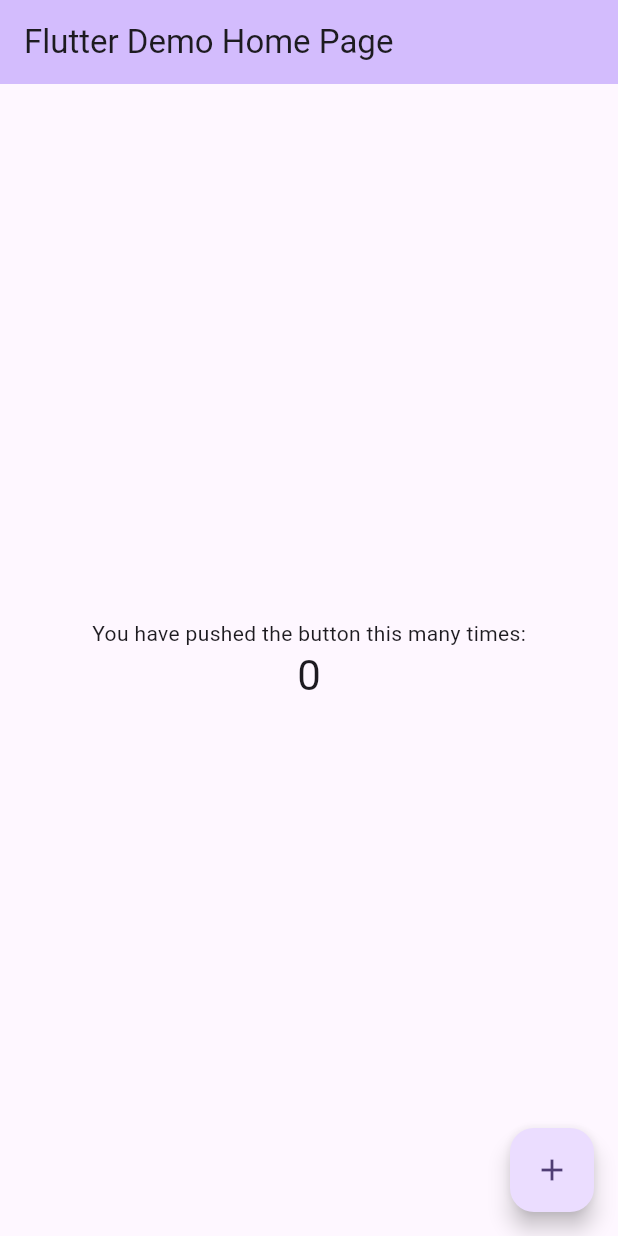
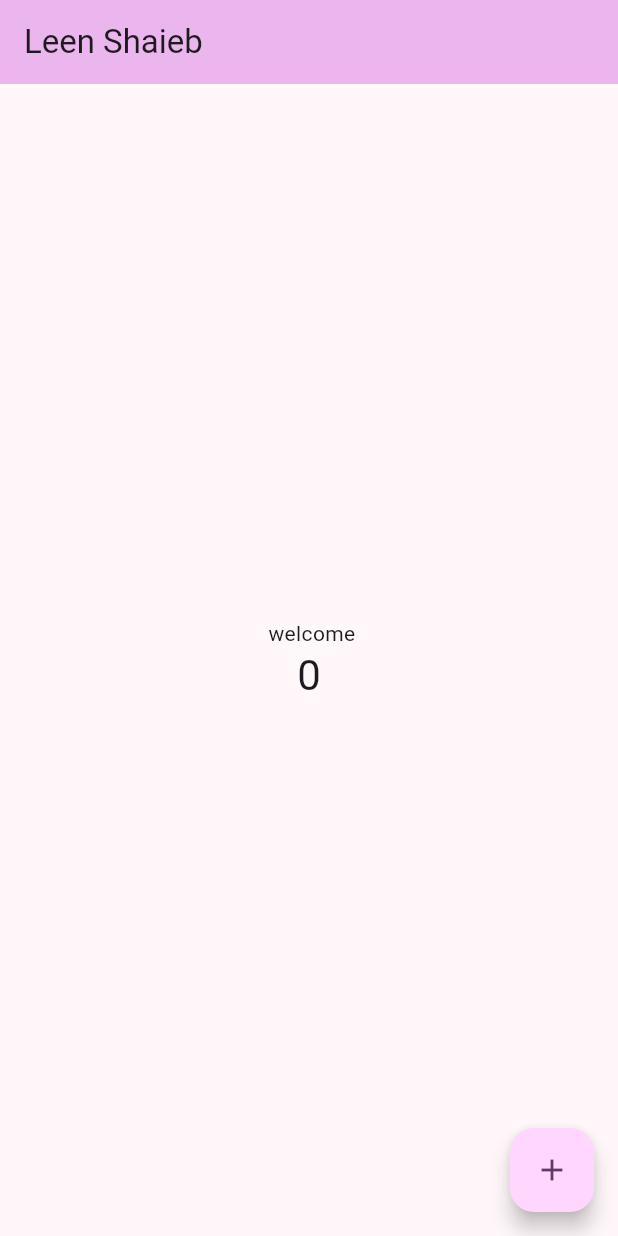
Before and after one commit to Leen-shaieb/Final_project, a Flutter app: the screen it shows after launch, on a phone screen of 412 x 824 dp. Run offline on Flutter 3.47's test engine with Material 3 defaults, Android fonts, the phone set to English and light mode, and no system bars.

```diff
--- a/lib/main.dart
+++ b/lib/main.dart
@@ -13,27 +13,13 @@ class MyApp extends StatelessWidget {
   @override
   Widget build(BuildContext context) {
     return MaterialApp(
-      title: 'Flutter Demo',
+      title: 'Leen',
       theme: ThemeData(
-        // This is the theme of your application.
-        //
-        // TRY THIS: Try running your application with "flutter run". You'll see
-        // the application has a purple toolbar. Then, without quitting the app,
-        // try changing the seedColor in the colorScheme below to Colors.green
-        // and then invoke "hot reload" (save your changes or press the "hot
-        // reload" button in a Flutter-supported IDE, or press "r" if you used
-        // the command line to start the app).
-        //
-        // Notice that the counter didn't reset back to zero; the application
-        // state is not lost during the reload. To reset the state, use hot
-        // restart instead.
-        //
-        // This works for code too, not just values: Most code changes can be
-        // tested with just a hot reload.
-        colorScheme: ColorScheme.fromSeed(seedColor: Colors.deepPurple),
+
+        colorScheme: ColorScheme.fromSeed(seedColor: Colors.purple),
         useMaterial3: true,
       ),
-      home: const MyHomePage(title: 'Flutter Demo Home Page'),
+      home: const MyHomePage(title: 'Leen Shaieb'),
     );
   }
 }
@@ -41,14 +27,6 @@ class MyApp extends StatelessWidget {
 class MyHomePage extends StatefulWidget {
   const MyHomePage({super.key, required this.title});
 
-  // This widget is the home page of your application. It is stateful, meaning
-  // that it has a State object (defined below) that contains fields that affect
-  // how it looks.
-
-  // This class is the configuration for the state. It holds the values (in this
-  // case the title) provided by the parent (in this case the App widget) and
-  // used by the build method of the State. Fields in a Widget subclass are
-  // always marked "final".
 
   final String title;
 
@@ -61,55 +39,31 @@ class _MyHomePageState extends State<MyHomePage> {
 
   void _incrementCounter() {
     setState(() {
-      // This call to setState tells the Flutter framework that something has
-      // changed in this State, which causes it to rerun the build method below
-      // so that the display can reflect the updated values. If we changed
-      // _counter without calling setState(), then the build method would not be
-      // called again, and so nothing would appear to happen.
+
       _counter++;
+
     });
   }
 
   @override
   Widget build(BuildContext context) {
-    // This method is rerun every time setState is called, for instance as done
-    // by the _incrementCounter method above.
-    //
-    // The Flutter framework has been optimized to make rerunning build methods
-    // fast, so that you can just rebuild anything that needs updating rather
-    // than having to individually change instances of widgets.
+
     return Scaffold(
       appBar: AppBar(
-        // TRY THIS: Try changing the color here to a specific color (to
-        // Colors.amber, perhaps?) and trigger a hot reload to see the AppBar
-        // change color while the other colors stay the same.
+
         backgroundColor: Theme.of(context).colorScheme.inversePrimary,
-        // Here we take the value from the MyHomePage object that was created by
-        // the App.build method, and use it to set our appbar title.
+
         title: Text(widget.title),
       ),
       body: Center(
-        // Center is a layout widget. It takes a single child and positions it
-        // in the middle of the parent.
+
         child: Column(
-          // Column is also a layout widget. It takes a list of children and
-          // arranges them vertically. By default, it sizes itself to fit its
-          // children horizontally, and tries to be as tall as its parent.
-          //
-          // Column has various properties to control how it sizes itself and
-          // how it positions its children. Here we use mainAxisAlignment to
-          // center the children vertically; the main axis here is the vertical
-          // axis because Columns are vertical (the cross axis would be
-          // horizontal).
-          //
-          // TRY THIS: Invoke "debug painting" (choose the "Toggle Debug Paint"
-          // action in the IDE, or press "p" in the console), to see the
-          // wireframe for each widget.
+
           mainAxisAlignment: MainAxisAlignment.center,
           children: <Widget>[
             const Text(
-              'You have pushed the button this many times:',
-            ),
+             ' welcome',
+      ),
             Text(
               '$_counter',
               style: Theme.of(context).textTheme.headlineMedium,
```
Also changed, not shown: lib/Images/logo.insta.png (added).
